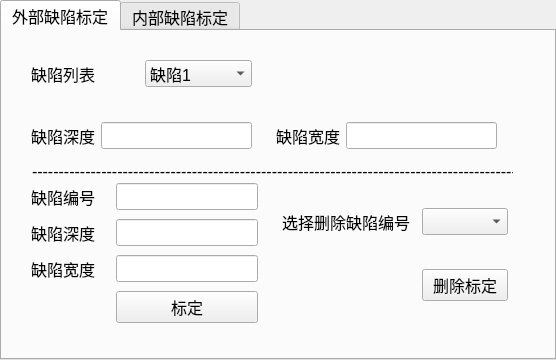
The window that calibrateview.ui (RoboticsKingWay/EMDetect) describes before a commit, drawn with Qt 5.
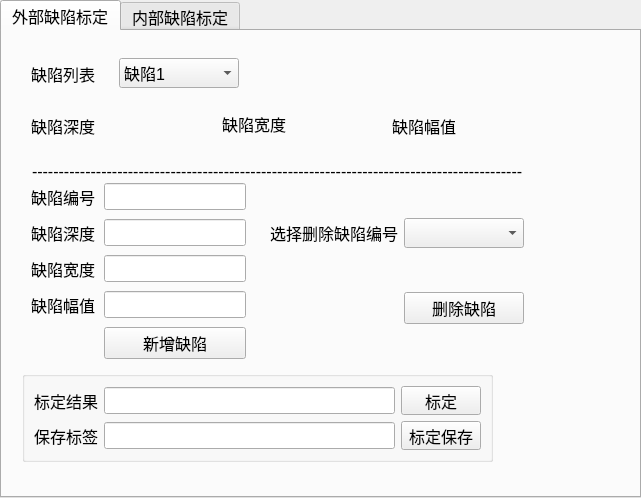
The same window after the commit. The open tabs and pages were chosen to show the change. Icons and pictures are not drawn.

Commit message: 标定修改

```diff
--- a/calibrateview.ui
+++ b/calibrateview.ui
@@ -6,8 +6,8 @@
    <rect>
     <x>0</x>
     <y>0</y>
-    <width>556</width>
-    <height>360</height>
+    <width>641</width>
+    <height>498</height>
    </rect>
   </property>
   <property name="font">
@@ -34,8 +34,8 @@
      <rect>
       <x>10</x>
       <y>10</y>
-      <width>501</width>
-      <height>291</height>
+      <width>611</width>
+      <height>441</height>
      </rect>
     </property>
     <widget class="QWidget" name="widget_2" native="true">
@@ -43,13 +43,19 @@
       <rect>
        <x>10</x>
        <y>0</y>
-       <width>484</width>
+       <width>561</width>
        <height>117</height>
       </rect>
      </property>
-     <layout class="QGridLayout" name="gridLayout_3">
-      <item row="0" column="0">
        <widget class="QWidget" name="widget_9" native="true">
+      <property name="geometry">
+       <rect>
+        <x>9</x>
+        <y>9</y>
+        <width>208</width>
+        <height>47</height>
+       </rect>
+      </property>
         <layout class="QHBoxLayout" name="horizontalLayout_5">
          <item>
           <widget class="QLabel" name="label_3">
@@ -60,6 +66,12 @@
          </item>
          <item>
           <widget class="QComboBox" name="comboBox_outside_list">
+         <property name="minimumSize">
+          <size>
+           <width>120</width>
+           <height>30</height>
+          </size>
+         </property>
            <item>
             <property name="text">
              <string>缺陷1</string>
@@ -79,22 +91,15 @@
          </item>
         </layout>
        </widget>
-      </item>
-      <item row="0" column="1">
-       <spacer name="verticalSpacer">
-        <property name="orientation">
-         <enum>Qt::Vertical</enum>
-        </property>
-        <property name="sizeHint" stdset="0">
-         <size>
-          <width>20</width>
-          <height>44</height>
-         </size>
-        </property>
-       </spacer>
-      </item>
-      <item row="1" column="0">
        <widget class="QWidget" name="widget_10" native="true">
+      <property name="geometry">
+       <rect>
+        <x>9</x>
+        <y>62</y>
+        <width>181</width>
+        <height>46</height>
+       </rect>
+      </property>
         <layout class="QHBoxLayout" name="horizontalLayout">
          <item>
           <widget class="QLabel" name="label">
@@ -104,44 +109,74 @@
           </widget>
          </item>
          <item>
-          <widget class="QLineEdit" name="lineEdit_deep_read">
-           <property name="readOnly">
-            <bool>true</bool>
+        <widget class="QLabel" name="label_outside_depth_read">
+         <property name="text">
+          <string/>
            </property>
           </widget>
          </item>
         </layout>
        </widget>
-      </item>
-      <item row="1" column="1">
        <widget class="QWidget" name="widget_11" native="true">
+      <property name="geometry">
+       <rect>
+        <x>370</x>
+        <y>62</y>
+        <width>171</width>
+        <height>46</height>
+       </rect>
+      </property>
         <layout class="QHBoxLayout" name="horizontalLayout_4">
          <item>
           <widget class="QLabel" name="label_2">
            <property name="text">
+          <string>缺陷幅值</string>
+         </property>
+        </widget>
+       </item>
+       <item>
+        <widget class="QLabel" name="label_outside_db_read">
+         <property name="text">
+          <string/>
+         </property>
+        </widget>
+       </item>
+      </layout>
+     </widget>
+     <widget class="QWidget" name="widget_15" native="true">
+      <property name="geometry">
+       <rect>
+        <x>200</x>
+        <y>60</y>
+        <width>161</width>
+        <height>46</height>
+       </rect>
+      </property>
+      <layout class="QHBoxLayout" name="horizontalLayout_10">
+       <item>
+        <widget class="QLabel" name="label_16">
+         <property name="text">
             <string>缺陷宽度</string>
            </property>
           </widget>
          </item>
          <item>
-          <widget class="QLineEdit" name="lineEdit_width_read">
-           <property name="readOnly">
-            <bool>true</bool>
+        <widget class="QLabel" name="label_outside_width_read">
+         <property name="text">
+          <string/>
            </property>
           </widget>
          </item>
         </layout>
        </widget>
-      </item>
-     </layout>
     </widget>
     <widget class="QWidget" name="widget" native="true">
      <property name="geometry">
       <rect>
        <x>10</x>
        <y>130</y>
-       <width>495</width>
-       <height>167</height>
+       <width>511</width>
+       <height>201</height>
       </rect>
      </property>
      <layout class="QHBoxLayout" name="horizontalLayout_3">
@@ -169,6 +204,26 @@
            </property>
           </widget>
          </item>
+         <item row="4" column="0">
+          <spacer name="horizontalSpacer_3">
+           <property name="orientation">
+            <enum>Qt::Horizontal</enum>
+           </property>
+           <property name="sizeHint" stdset="0">
+            <size>
+             <width>61</width>
+             <height>20</height>
+            </size>
+           </property>
+          </spacer>
+         </item>
+         <item row="4" column="1">
+          <widget class="QPushButton" name="pushButton_outside_add">
+           <property name="text">
+            <string>新增缺陷</string>
+           </property>
+          </widget>
+         </item>
          <item row="1" column="1">
           <widget class="QLineEdit" name="lineEdit_deep_set">
            <property name="styleSheet">
@@ -191,22 +246,16 @@
           </widget>
          </item>
          <item row="3" column="0">
-          <spacer name="horizontalSpacer_3">
-           <property name="orientation">
-            <enum>Qt::Horizontal</enum>
+          <widget class="QLabel" name="label_15">
+           <property name="text">
+            <string>缺陷幅值</string>
            </property>
-           <property name="sizeHint" stdset="0">
-            <size>
-             <width>61</width>
-             <height>20</height>
-            </size>
-           </property>
-          </spacer>
+          </widget>
          </item>
          <item row="3" column="1">
-          <widget class="QPushButton" name="pushButton_outside_add">
-           <property name="text">
-            <string>标定</string>
+          <widget class="QLineEdit" name="lineEdit_outside_db_set">
+           <property name="styleSheet">
+            <string notr="true"/>
            </property>
           </widget>
          </item>
@@ -224,7 +273,14 @@
           </widget>
          </item>
          <item row="0" column="1">
-          <widget class="QComboBox" name="comboBox_outside_del"/>
+          <widget class="QComboBox" name="comboBox_outside_del">
+           <property name="minimumSize">
+            <size>
+             <width>120</width>
+             <height>30</height>
+            </size>
+           </property>
+          </widget>
          </item>
          <item row="1" column="0">
           <spacer name="horizontalSpacer_4">
@@ -242,7 +298,7 @@
          <item row="1" column="1">
           <widget class="QPushButton" name="pushButton_outside_del">
            <property name="text">
-            <string>删除标定</string>
+            <string>删除缺陷</string>
            </property>
           </widget>
          </item>
@@ -256,7 +312,7 @@
       <rect>
        <x>20</x>
        <y>120</y>
-       <width>481</width>
+       <width>521</width>
        <height>20</height>
       </rect>
      </property>
@@ -264,6 +320,55 @@
       <string>--------------------------------------------------------------------------------------------</string>
      </property>
     </widget>
+    <widget class="QGroupBox" name="groupBox">
+     <property name="geometry">
+      <rect>
+       <x>10</x>
+       <y>330</y>
+       <width>471</width>
+       <height>91</height>
+      </rect>
+     </property>
+     <property name="title">
+      <string/>
+     </property>
+     <layout class="QGridLayout" name="gridLayout_3">
+      <item row="0" column="0">
+       <widget class="QLabel" name="label_17">
+        <property name="text">
+         <string>标定结果</string>
+        </property>
+       </widget>
+      </item>
+      <item row="0" column="1">
+       <widget class="QLineEdit" name="lineEdit_stand_result"/>
+      </item>
+      <item row="0" column="2">
+       <widget class="QPushButton" name="pushButton_outside_stand">
+        <property name="text">
+         <string>标定</string>
+        </property>
+       </widget>
+      </item>
+      <item row="1" column="0">
+       <widget class="QLabel" name="label_18">
+        <property name="text">
+         <string>保存标签</string>
+        </property>
+       </widget>
+      </item>
+      <item row="1" column="1">
+       <widget class="QLineEdit" name="lineEdit_stand_result_label"/>
+      </item>
+      <item row="1" column="2">
+       <widget class="QPushButton" name="pushButton_outside_stand_save">
+        <property name="text">
+         <string>标定保存</string>
+        </property>
+       </widget>
+      </item>
+     </layout>
+    </widget>
    </widget>
   </widget>
   <widget class="QWidget" name="tab_2">
```
Left out of the diff: 176 changed lines with no effect on the pictures. Lines whose indentation alone changed are shown as unchanged. The commit also changes 1656 other files.
